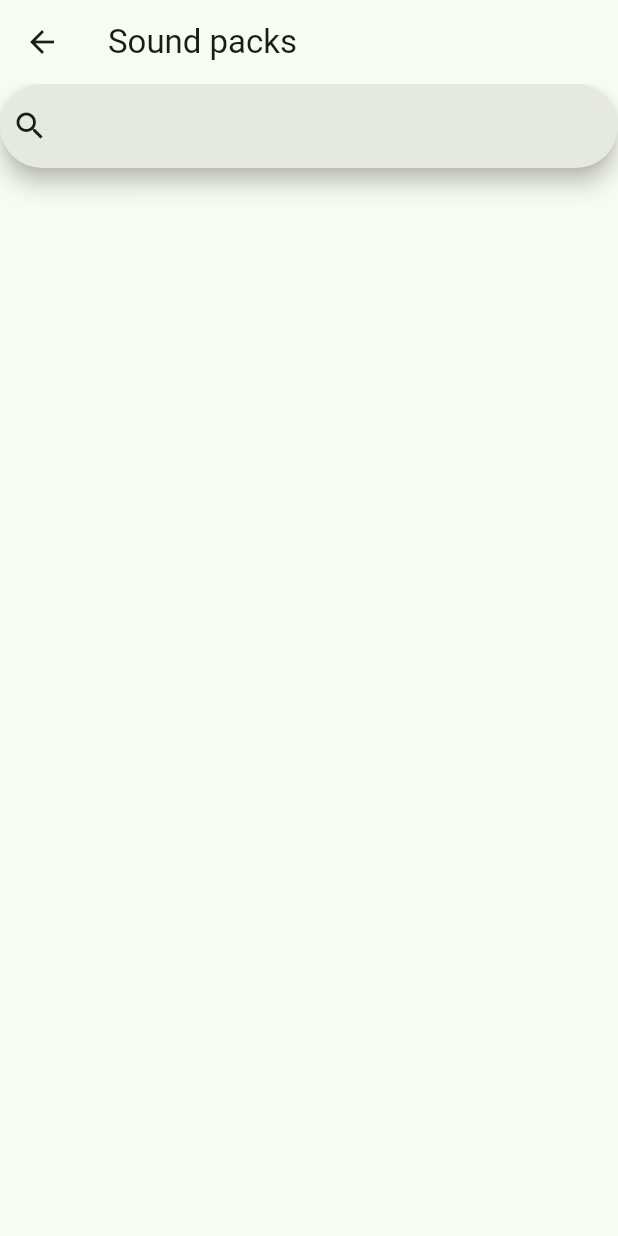
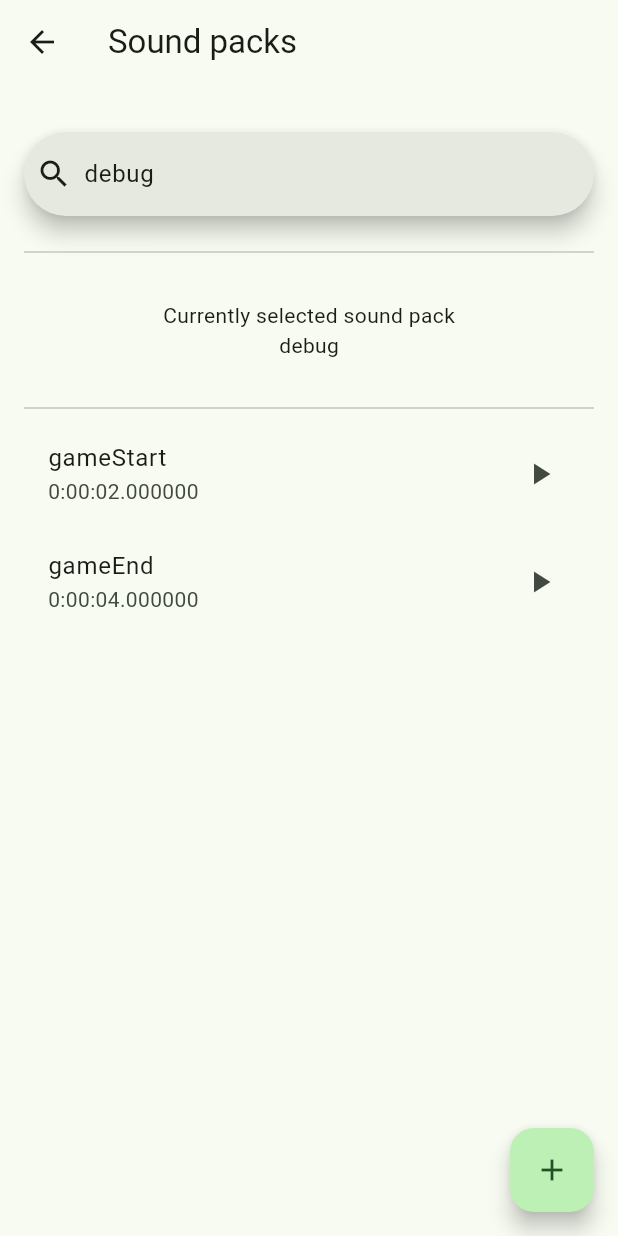
Before and after one commit to Wolgamonox/koth-ping-pong-app, a Flutter app: the SoundPackPage screen opened directly, on a phone screen of 412 x 824 dp. Run offline on Flutter 3.47's test engine with Material 3 defaults, Android fonts, the light colour scheme and no system bars; our stand-ins replace audioplayers, flutter_riverpod, freezed_annotation, riverpod_annotation, timer_count_down; missing offline and left inert: blinking_text, duration_picker; generated files the repository leaves out were written again.

Commit message:
started soundpack page

```diff
--- /dev/null
+++ b/lib/model/soundpack.dart
@@ -0,0 +1,22 @@
+import 'package:freezed_annotation/freezed_annotation.dart';
+import 'package:flutter/foundation.dart';
+
+part 'soundpack.freezed.dart';
+
+enum SoundType { gameStart, gameEnd, newKing, pause, resume, overtime }
+
+@freezed
+class Sound with _$Sound {
+  const factory Sound({
+    required SoundType type,
+    required Duration duration,
+}) = _Sound;
+}
+
+@freezed
+class SoundPack with _$SoundPack {
+  const factory SoundPack({
+    required String name,
+    required List<Sound> sounds,
+  }) = _SoundPack;
+}
--- a/lib/presentation/soundpack_page/soundpack_page.dart
+++ b/lib/presentation/soundpack_page/soundpack_page.dart
@@ -1,7 +1,43 @@
+import 'package:flutter/foundation.dart';
 import 'package:flutter/material.dart';
+import '../../model/soundpack.dart';
 
-class SoundPackPage extends StatelessWidget {
+class SoundPackPage extends StatefulWidget {
   const SoundPackPage({super.key});
+
+  @override
+  State<SoundPackPage> createState() => _SoundPackPageState();
+}
+
+class _SoundPackPageState extends State<SoundPackPage> {
+  final SearchController controller = SearchController();
+
+  final soundPacks = List.generate(
+    10,
+    (index) => SoundPack(name: "sp$index", sounds: []),
+  );
+
+  SoundPack selectedSoundPack = const SoundPack(name: "debug", sounds: [
+    Sound(type: SoundType.gameStart, duration: Duration(seconds: 2)),
+    Sound(type: SoundType.gameEnd, duration: Duration(seconds: 4)),
+  ]);
+
+  List<SoundPack> search(String query) {
+    if (query.isEmpty) {
+      return [];
+    }
+
+    return soundPacks
+        .where((sp) => sp.name.toLowerCase().contains(query.toLowerCase()))
+        .toList();
+  }
+
+  @override
+  void initState() {
+    super.initState();
+
+    controller.text = selectedSoundPack.name;
+  }
 
   @override
   Widget build(BuildContext context) {
@@ -9,29 +45,96 @@ class SoundPackPage extends StatelessWidget {
       appBar: AppBar(
         title: const Text("Sound packs"),
       ),
-      body: Column(
+      body: Padding(
+        padding: const EdgeInsets.all(16.0),
+        child: Column(
           crossAxisAlignment: CrossAxisAlignment.center,
+          mainAxisAlignment: MainAxisAlignment.spaceBetween,
           children: [
-          SearchAnchor(
+            Expanded(
+              flex: 1,
+              child: Center(
+                child: SearchAnchor(
+                  searchController: controller,
                   builder: (BuildContext context, SearchController controller) {
                     return SearchBar(
                       controller: controller,
                       onTap: () {
                         controller.openView();
                       },
-              onChanged: (_) {
-                controller.openView();
+                      onChanged: (String query) {},
+                      leading: const Icon(Icons.search),
+                      hintText: "Search installed sound packs",
+                      onSubmitted: (String query) {
+                        SoundPack sp = soundPacks.firstWhere(
+                          (sp) =>
+                              sp.name.toLowerCase() ==
+                              query.trim().toLowerCase(),
+                        );
+                        controller.closeView(sp.name);
+                        setState(() {
+                          selectedSoundPack = sp;
+                        });
                       },
-              leading: const Icon(Icons.search),
                     );
-          }, suggestionsBuilder:
+                  },
+                  suggestionsBuilder:
                       (BuildContext context, SearchController controller) {
-            return List<ListTile>.generate(5, (int index) {
-              final String item = 'item $index';
-              return ListTile(title: Text(item), onTap: null);
+                    return soundPacks.map(
+                      (sp) => ListTile(
+                        title: Text(sp.name),
+                        onTap: () {
+                          setState(() {
+                            controller.closeView(sp.name);
+                            selectedSoundPack = sp;
                           });
-          }),
+                        },
+                        trailing: IconButton(
+                          onPressed: () {},
+                          icon: const Icon(Icons.delete),
+                        ),
+                      ),
+                    );
+                  },
+                ),
+              ),
+            ),
+            const Divider(),
+            Expanded(
+              flex: 1,
+              child: Column(
+                mainAxisAlignment: MainAxisAlignment.center,
+                children: [
+                  const Text("Currently selected sound pack"),
+                  Text(selectedSoundPack.name),
                 ],
+              ),
+            ),
+            const Divider(),
+            Expanded(
+              flex: 6,
+              child: SizedBox(
+                height: 100.0,
+                child: ListView(
+                    children: selectedSoundPack.sounds
+                        .map((s) => ListTile(
+                              title: Text(s.type.name),
+                              subtitle: Text(s.duration.toString()),
+                              trailing: const Icon(Icons.play_arrow),
+                              onTap: () {},
+                            ))
+                        .toList()),
+              ),
+            )
+          ],
+        ),
+      ),
+      floatingActionButton: Tooltip(
+        message: "Add a new sound pack.",
+        child: FloatingActionButton(
+          onPressed: () {},
+          child: const Icon(Icons.add),
+        ),
       ),
     );
   }
```
Lines whose indentation alone changed are shown as unchanged.
